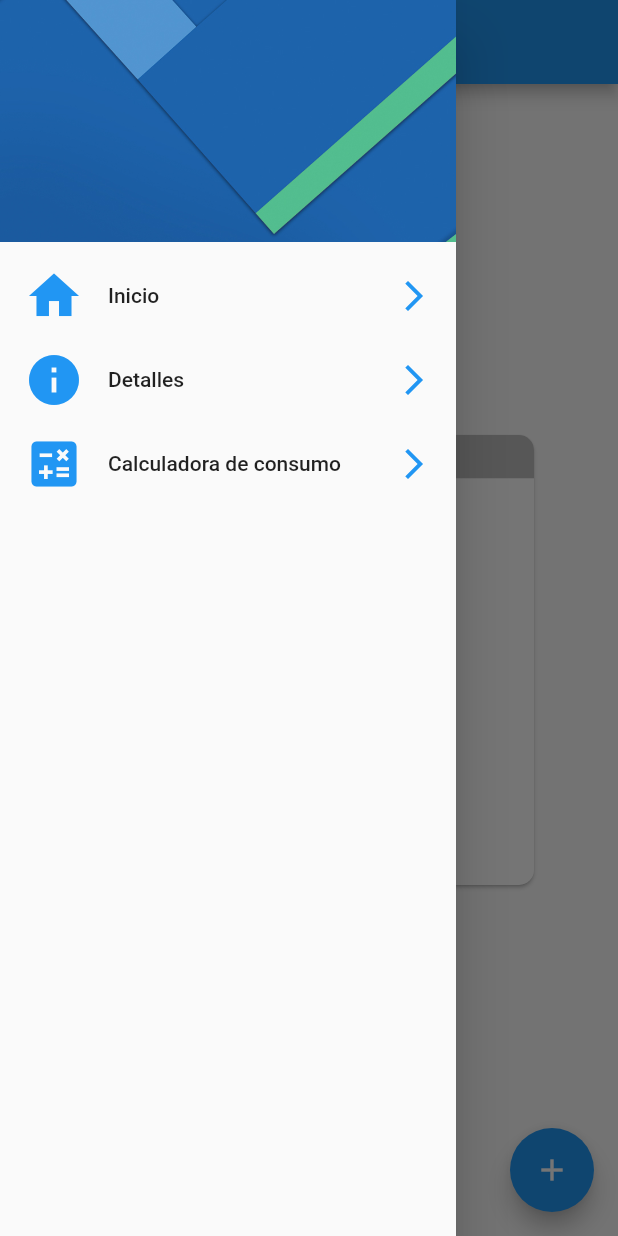
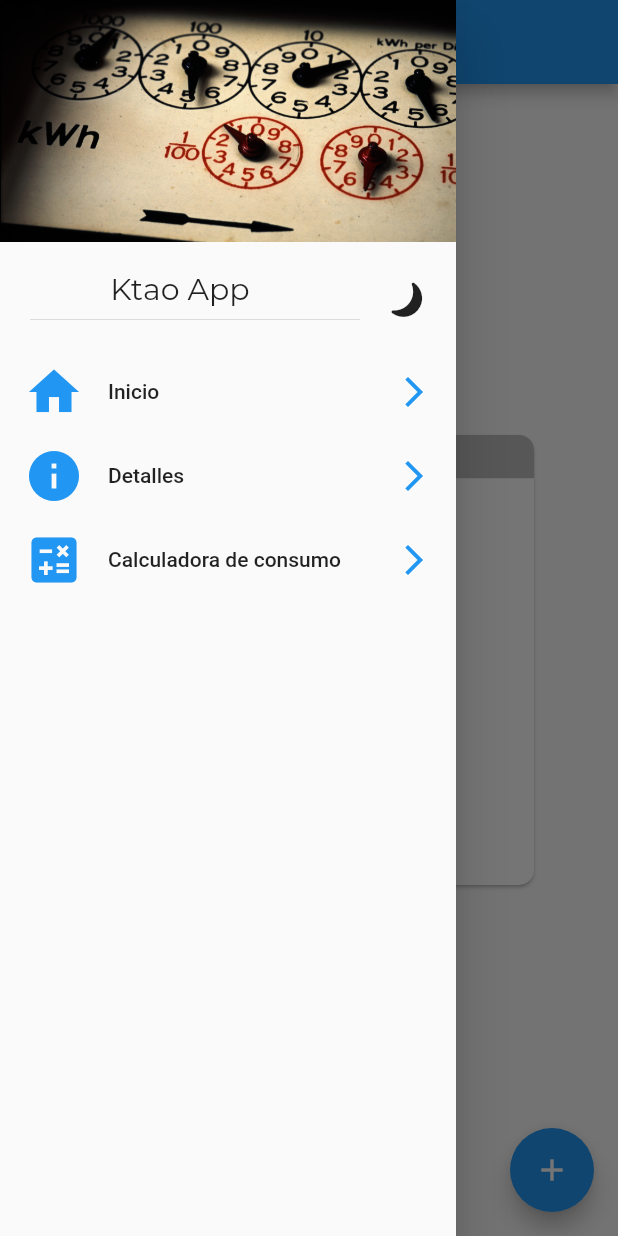
Before and after one commit to leoNavarro95/Ktao-app, a Flutter app: the screen it shows after launch, with the side drawer open, on a phone screen of 412 x 824 dp. Run offline on Flutter 3.47's test engine with Material 2 defaults, Android fonts, the phone set to English and light mode, and no system bars; drawn by our look-alikes of animate_do; our stand-ins replace fl_chart, get, get_storage, mask_text_input_formatter, sqflite; accounts and stored records are empty; Roboto replaces fonts that are missing (Montserrat-Italic); project files that could hold a hidden picture were left out.

Commit message:
[ADD] Posibilidad de cambiar entre tema claro y oscuro [ADD] Nueva imagen en el DrawerHeader

```diff
--- a/lib/app/global_widgets/menu_lateral.dart
+++ b/lib/app/global_widgets/menu_lateral.dart
@@ -1,34 +1,54 @@
+import 'dart:math';
+
+import 'package:animate_do/animate_do.dart';
 import 'package:flutter/material.dart';
 import 'package:get/get.dart';
+import 'package:ktao/app/global_widgets/widgets.dart';
 import 'package:ktao/app/routes/app_routes.dart';
-
-
+import 'package:ktao/app/theme/text_theme.dart';
+import 'package:ktao/app/theme/theme_services.dart';
 
 class MenuLateral extends StatelessWidget {
   final double _iconsSize = 40.0;
+  final menuController = Get.put(MenuController());
 
   @override
   Widget build(BuildContext context) {
+
+  const ColorFilter greyscale = ColorFilter.matrix(<double>[
+  0.2126, 0.7152, 0.0722, 0, 0,
+  0.2126, 0.7152, 0.0722, 0, 0,
+  0.2126, 0.7152, 0.0722, 0, 0,
+  0,      0,      0,      1, 0,
+]);
     return Drawer(
-
       child: ListView(
         padding: EdgeInsets.zero,
         children: <Widget>[
           DrawerHeader(
             child: Container(),
             decoration: BoxDecoration(
+              // borderRadius: BorderRadius.circular(20),
               image: DecorationImage(
-                image: AssetImage('assets/menu-img.jpg',),
-                fit: BoxFit.cover
+                  image: AssetImage(
+                    'assets/electric_meter.jpeg',
                   ),
-
+                  colorFilter: ThemeService().isSavedDarkMode() ? greyscale : ColorFilter.srgbToLinearGamma(),
+                  fit: BoxFit.cover),
             ),
           ),
-
+          menuHeader(),
           ListTile(
-              leading: Icon(Icons.home, color: Colors.blue, size: _iconsSize,),
+            leading: Icon(
+              Icons.home,
+              color: Colors.blue,
+              size: _iconsSize,
+            ),
             title: Text('Inicio'),
-              trailing: Icon(Icons.arrow_forward_ios, color: Colors.blue,),
+            trailing: Icon(
+              Icons.arrow_forward_ios,
+              color: Colors.blue,
+            ),
             onTap: () {
               // Navigator.pushReplacementNamed(context, HomePage.routeName);
               Get.offNamed(AppRoutes.HOME);
@@ -36,12 +56,17 @@ class MenuLateral extends StatelessWidget {
               // Get.toNamed(AppRoutes.HOME);
             },
           ),
-
-
           ListTile(
-              leading: Icon(Icons.info, color: Colors.blue, size: _iconsSize,),
+            leading: Icon(
+              Icons.info,
+              color: Colors.blue,
+              size: _iconsSize,
+            ),
             title: Text('Detalles'),
-              trailing: Icon(Icons.arrow_forward_ios, color: Colors.blue,),
+            trailing: Icon(
+              Icons.arrow_forward_ios,
+              color: Colors.blue,
+            ),
             onTap: () {
               // Navigator.pushReplacementNamed(context, CalculadorasMainPage.routeName);
               Get.offNamed(AppRoutes.DETAIL);
@@ -49,11 +74,17 @@ class MenuLateral extends StatelessWidget {
               // Get.toNamed(AppRoutes.DETAIL);
             },
           ),
-
           ListTile(
-              leading: Icon(Icons.calculate, color: Colors.blue, size: _iconsSize,),
+            leading: Icon(
+              Icons.calculate,
+              color: Colors.blue,
+              size: _iconsSize,
+            ),
             title: Text('Calculadora de consumo'),
-              trailing: Icon(Icons.arrow_forward_ios, color: Colors.blue,),
+            trailing: Icon(
+              Icons.arrow_forward_ios,
+              color: Colors.blue,
+            ),
             onTap: () {
               // Navigator.pushReplacementNamed(context, HomePage.routeName);
               Get.offNamed(AppRoutes.CALCULADORA);
@@ -61,9 +92,68 @@ class MenuLateral extends StatelessWidget {
               // Get.toNamed(AppRoutes.CALCULADORA);
             },
           ),
-
         ],
       ),
     );
   }
+
+  Widget menuHeader() {
+    return Row(
+      children: [
+        Expanded(
+          child: Container(
+            child: Column(
+              crossAxisAlignment: CrossAxisAlignment.center,
+              children: [
+                Text("Ktao App", style: TemaTexto().titulo,),
+                Divider(indent: 20,)
+              ],
+            ),
+          ),
+        ),
+        Padding(
+          padding: const EdgeInsets.all(8.0),
+          child: changeThemeButton(),
+        ),
+      ],
+    );
   }
+
+  Widget changeThemeButton() {
+    final IconData _icon = ThemeService().isSavedDarkMode()
+        ? Icons.wb_sunny_rounded
+        : Icons.brightness_3_rounded;
+    return Transform.rotate(
+      angle: pi / 5.0,
+      child: Roulette(
+        spins: 2,
+        duration: const Duration( milliseconds: 3000 ),
+        manualTrigger: true,
+        controller: (ctr) => menuController.animationController = ctr,
+        child: IconButton(
+          icon: Icon(_icon),
+          iconSize: 30,
+          onPressed: () async{
+            ThemeService().changeThemeMode();
+            await Future.delayed(Duration(milliseconds: 500), (){
+              menuController.animationController.forward(from: 0.0);
+            });
+          },
+        ),
+      ),
+    );
+  }
+}
+
+class MenuController extends GetxController{
+
+  AnimationController _animationController;
+
+  AnimationController get animationController => this._animationController;
+
+  set animationController(AnimationController animationController) {
+    this._animationController = animationController;
+  }
+
+
+}
--- a/lib/app/global_widgets/widgets.dart
+++ b/lib/app/global_widgets/widgets.dart
@@ -146,6 +146,7 @@ void mySnackbar({
 Widget myroundedContainer(
     {Text text,
     IconData icon,
+    double iconSize = 18,
     Color bkgColor,
     Color iconColor,
     Function onTap}) {
@@ -160,7 +161,7 @@ Widget myroundedContainer(
         child: Row(
           mainAxisAlignment: MainAxisAlignment.center,
           children: [
-            Icon(icon, color: iconColor, size: 18),
+            Icon(icon, color: iconColor, size: iconSize),
             SizedBox(
               width: 5,
             ),
--- /dev/null
+++ b/lib/app/theme/theme_services.dart
@@ -0,0 +1,31 @@
+
+import 'package:flutter/material.dart';
+import 'package:get/get.dart';
+import 'package:get_storage/get_storage.dart';
+
+class ThemeService {
+
+  final _getStorage = GetStorage();
+  final storageKey = "isDarkMode";
+
+  ThemeMode getThemeMode(){
+    return isSavedDarkMode() ? ThemeMode.dark : ThemeMode.light;
+  }
+
+  bool isSavedDarkMode(){
+    return _getStorage.read(storageKey) ?? false;
+  }
+
+  void saveThemeMode( bool isDarkMode) {
+    _getStorage.write(storageKey, isDarkMode);
+  }
+
+  void changeThemeMode() {
+    Get.changeThemeMode(isSavedDarkMode() ? ThemeMode.light : ThemeMode.dark);
+    saveThemeMode(!isSavedDarkMode());
+  }
+
+
+
+
+}
--- /dev/null
+++ b/lib/app/theme/themes.dart
@@ -0,0 +1,14 @@
+import 'package:flutter/material.dart';
+
+class Themes {
+
+  final lightTheme = ThemeData.light().copyWith(
+    primaryColor: Colors.blueGrey[300],
+    appBarTheme: AppBarTheme(brightness: Brightness.light)
+  );
+  final darkTheme = ThemeData.dark().copyWith(
+    primaryColor: Colors.blueGrey[800],
+    appBarTheme: AppBarTheme(brightness: Brightness.dark)
+  );
+
+}
--- a/lib/main.dart
+++ b/lib/main.dart
@@ -2,12 +2,16 @@ import 'package:flutter/material.dart';
 import 'package:get/get.dart';
 
 import 'package:flutter_localizations/flutter_localizations.dart';
+import 'package:get_storage/get_storage.dart';
 
 import 'package:ktao/app/modules/splash/splash_binding.dart';
 import 'package:ktao/app/modules/splash/splash_page.dart';
 import 'package:ktao/app/routes/app_pages.dart';
+import 'package:ktao/app/theme/theme_services.dart';
+import 'package:ktao/app/theme/themes.dart';
 
-void main(){
+void main() async{
+  await GetStorage.init();
 
   runApp(MyApp());
 }
@@ -31,10 +35,9 @@ class MyApp extends StatelessWidget {
         const Locale('es', 'ES'), //spanish
       ],
 
-      theme: ThemeData(
-        primarySwatch: Colors.blue,
-        visualDensity: VisualDensity.adaptivePlatformDensity,
-      ),
+      theme: Themes().lightTheme,
+      darkTheme: Themes().darkTheme,
+      themeMode: ThemeService().getThemeMode(),
 
       home: SplashPage(),
       initialBinding: SplashBinding(),
--- a/pubspec.yaml
+++ b/pubspec.yaml
@@ -28,9 +28,9 @@ dependencies:
   # The following adds the Cupertino Icons font to your application.
   # Use with the CupertinoIcons class for iOS style icons.
   cupertino_icons: ^0.1.3
-  # shared_preferences:
   keyboard_actions: ^3.3.1+1
-  get: ^3.26.0
+  get: ^3.26.0 # ^4.0.0-nullsafety.2
+  get_storage: ^1.3.2 #^2.0.1
   sqflite: ^1.3.0
   animate_do: ^1.7.5
   flutter_localizations:
@@ -47,7 +47,7 @@ dev_dependencies:
   flutter_launcher_icons: "^0.9.0"
 flutter_icons:
   android: "launcher_icon"
-  ios: false
+  ios: true
   image_path: "assets/icon/icon.png"
 
 # For information on the generic Dart part of this file, see the
```
Also changed, not shown: assets/electric_meter.jpeg (added), assets/old_electric_meter.jpeg (added), pubspec.lock. Lines whose indentation alone changed are shown as unchanged.
